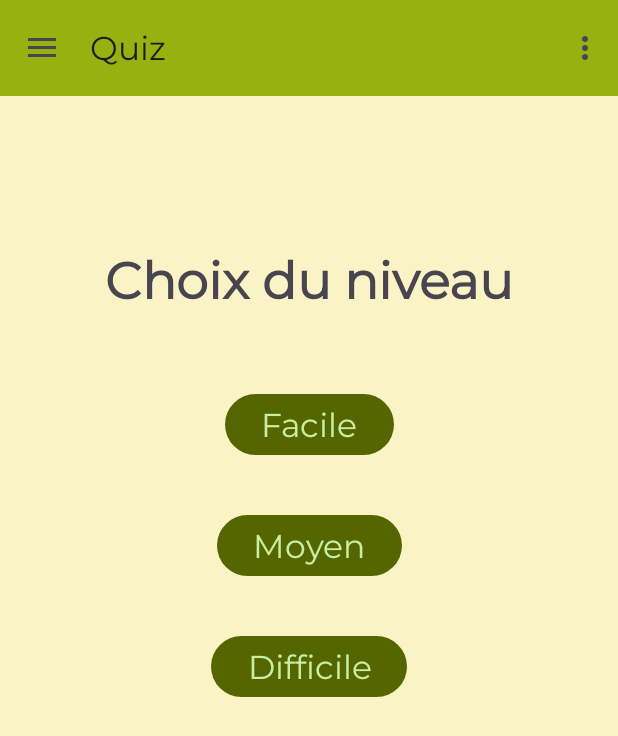
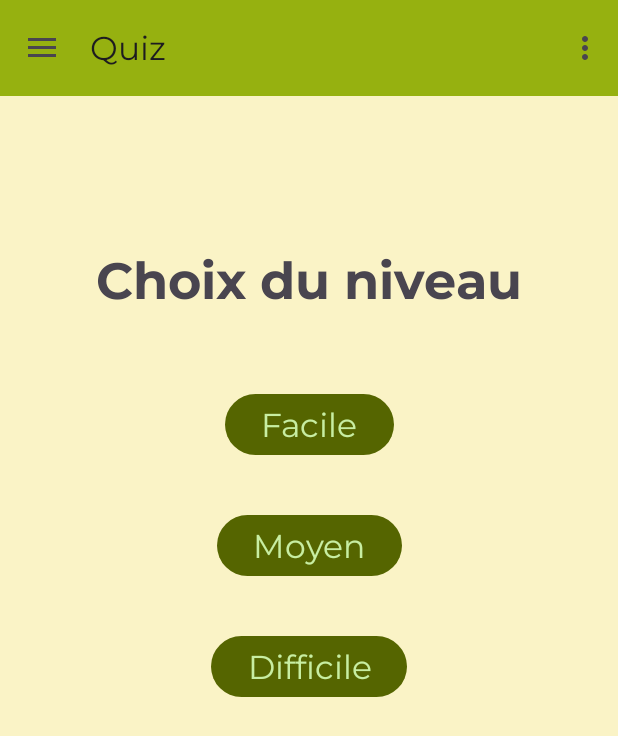
Before and after one commit to Deblak/AppDaadScol, an Android app: the screen it shows after launch (MainActivity), in the side drawer, after a tap on "Quiz", on a phone screen of 412 x 824 dp. Shown: the top 736 px of the screen. Run offline under Robolectric (Android 15) with nearby library versions, the phone set to English and light mode, and no system bars; our stand-ins replace navigation-ui.

Commit message:
changement taille icones menu et ajustement font bold

```diff
--- a/app/src/main/res/layout/activity_contact.xml
+++ b/app/src/main/res/layout/activity_contact.xml
@@ -58,8 +58,7 @@
                 android:layout_marginTop="24dp"
                 android:fontFamily="@font/montserrat_bold"
                 android:text="@string/contact_title"
-                android:textAppearance="@style/TextAppearance.AppCompat.Display1"
-                android:textStyle="bold" />
+                android:textAppearance="@style/TextAppearance.AppCompat.Display1" />
 
             <LinearLayout
                 android:id="@+id/linear_name"
@@ -77,7 +76,6 @@
                     android:text="@string/contact_tv_name"
                     android:textAppearance="@style/TextAppearance.AppCompat.Body2"
                     android:textSize="18sp"
-                    android:textStyle="bold"
                     app:layout_constraintEnd_toStartOf="@+id/editText_name"
                     app:layout_constraintStart_toStartOf="parent"
                     app:layout_constraintTop_toBottomOf="@+id/tv_title" />
@@ -115,7 +113,6 @@
                     android:text="@string/contact_tv_mail"
                     android:textAppearance="@style/TextAppearance.AppCompat.Body2"
                     android:textSize="18sp"
-                    android:textStyle="bold"
                     app:layout_constraintStart_toStartOf="@+id/tv_name"
                     app:layout_constraintTop_toBottomOf="@+id/editText_name" />
 
@@ -145,7 +142,6 @@
                 android:text="@string/contact_tv_message"
                 android:textAppearance="@style/TextAppearance.AppCompat.Body2"
                 android:textSize="18sp"
-                android:textStyle="bold"
                 app:layout_constraintStart_toStartOf="@+id/tv_mail"
                 app:layout_constraintTop_toBottomOf="@+id/editText_email" />
 
--- a/app/src/main/res/layout/activity_main.xml
+++ b/app/src/main/res/layout/activity_main.xml
@@ -21,5 +21,7 @@
         android:layout_gravity="start"
         android:fitsSystemWindows="true"
         app:headerLayout="@layout/nav_header_main"
-        app:menu="@menu/activity_main_drawer" />
+        app:menu="@menu/activity_main_drawer"
+        app:itemIconSize="35dp"
+        />
 </androidx.drawerlayout.widget.DrawerLayout>
--- a/app/src/main/res/layout/fragment_quiz.xml
+++ b/app/src/main/res/layout/fragment_quiz.xml
@@ -13,9 +13,9 @@
         android:layout_width="wrap_content"
         android:layout_height="wrap_content"
         android:layout_marginTop="100dp"
+        android:fontFamily="@font/montserrat_bold"
         android:text="@string/fragment_quiz_title"
         android:textAppearance="@style/TextAppearance.AppCompat.Display1"
-        android:textStyle="bold"
         app:layout_constraintEnd_toEndOf="parent"
         app:layout_constraintStart_toStartOf="parent"
         app:layout_constraintTop_toTopOf="parent" />
```
Also changed, not shown: app/src/main/res/menu/activity_main_drawer.xml (+5 -2 lines).
